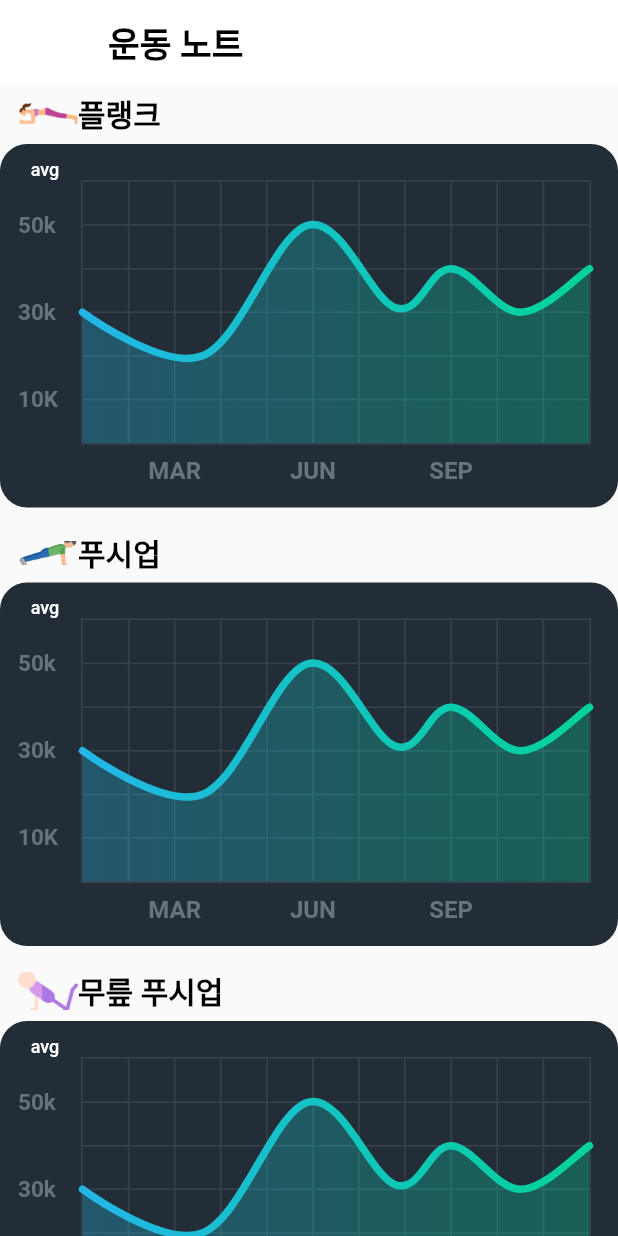
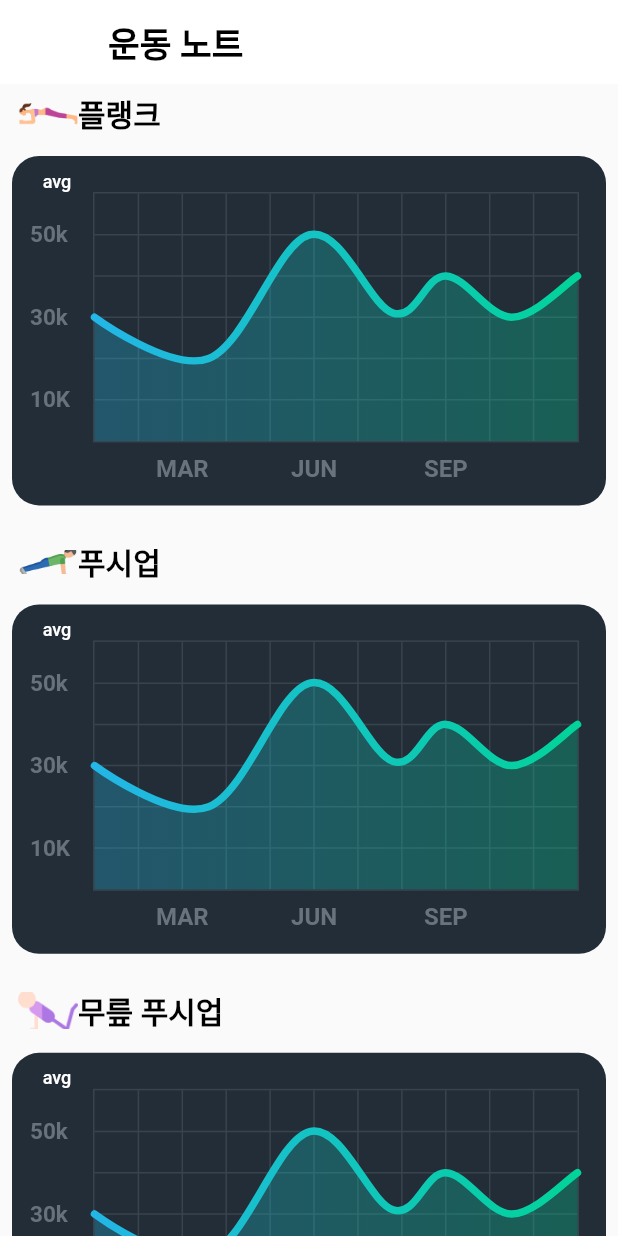
Before and after one commit to NaverMind/AIHealthCare, a Flutter app: the Note screen opened directly, on a phone screen of 412 x 824 dp. Run offline on Flutter 3.47's test engine with Material 2 defaults, Android fonts, the phone set to English and light mode, and no system bars; drawn by our look-alikes of fl_chart; our stand-ins replace file_picker, flutter_tts, introduction_screen, permission_handler, shared_preferences, youtube_player_flutter; missing offline and left inert: body_detection, circular_bottom_navigation; accounts and stored records are empty.

Commit message:
add graph padding

```diff
--- a/senior_fit_1/lib/screens/note.dart
+++ b/senior_fit_1/lib/screens/note.dart
@@ -46,7 +46,10 @@ class _MyPageState extends State<Note> {
                   ],
                 ),
               ),
-              LineChartSample2(),
+              Padding(
+                padding: const EdgeInsets.all(8.0),
+                child: LineChartSample2(),
+              ),
               SizedBox(
                 height: 10,
               ),
@@ -72,7 +75,10 @@ class _MyPageState extends State<Note> {
                   ],
                 ),
               ),
-              LineChartSample2(),
+              Padding(
+                padding: const EdgeInsets.all(8.0),
+                child: LineChartSample2(),
+              ),
               SizedBox(
                 height: 10,
               ),
@@ -98,7 +104,10 @@ class _MyPageState extends State<Note> {
                   ],
                 ),
               ),
-              LineChartSample2(),
+              Padding(
+                padding: const EdgeInsets.all(8.0),
+                child: LineChartSample2(),
+              ),
               SizedBox(
                 height: 10,
               ),
@@ -124,7 +133,10 @@ class _MyPageState extends State<Note> {
                   ],
                 ),
               ),
-              LineChartSample2(),
+              Padding(
+                padding: const EdgeInsets.all(8.0),
+                child: LineChartSample2(),
+              ),
             ],
           ),
         ),
```
